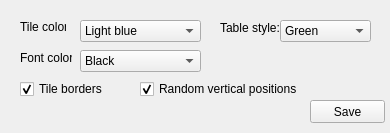
Qt form trunk/client/src/tableCustomizationForm.ui (domino14/aerolithdesktop) before a commit.
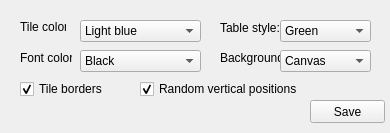
The same form after that commit.

Diff of the .ui file:
```diff
--- a/trunk/client/src/tableCustomizationForm.ui
+++ b/trunk/client/src/tableCustomizationForm.ui
@@ -187,6 +187,54 @@
      <string>Light blue</string>
     </property>
    </item>
+   <item>
+    <property name="text" >
+     <string>No table</string>
+    </property>
+   </item>
+  </widget>
+  <widget class="QComboBox" name="comboBoxBackground" >
+   <property name="geometry" >
+    <rect>
+     <x>280</x>
+     <y>50</y>
+     <width>91</width>
+     <height>22</height>
+    </rect>
+   </property>
+   <item>
+    <property name="text" >
+     <string>Canvas</string>
+    </property>
+   </item>
+   <item>
+    <property name="text" >
+     <string>White</string>
+    </property>
+   </item>
+   <item>
+    <property name="text" >
+     <string>Lava</string>
+    </property>
+   </item>
+   <item>
+    <property name="text" >
+     <string>Stars</string>
+    </property>
+   </item>
+  </widget>
+  <widget class="QLabel" name="label" >
+   <property name="geometry" >
+    <rect>
+     <x>220</x>
+     <y>50</y>
+     <width>60</width>
+     <height>16</height>
+    </rect>
+   </property>
+   <property name="text" >
+    <string>Background:</string>
+   </property>
   </widget>
  </widget>
  <resources/>
```
